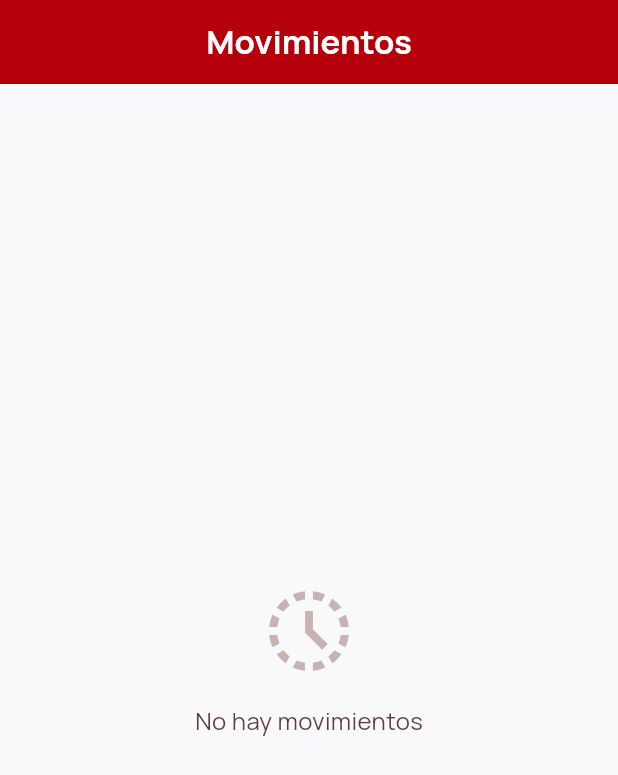
After one commit to josebacilio2004/app_movil_banco, a Flutter app: the MovimientosScreen screen opened directly, on a phone screen of 412 x 824 dp. The commit adds this screen. Shown: the top 775 px of the screen. Run offline on Flutter 3.47's test engine with Material 3 defaults, Android fonts, the phone set to English and light mode, and no system bars; our stand-ins replace cloud_firestore, firebase_auth, firebase_core, google_fonts, share_plus, shared_preferences; accounts and stored records are empty.

Commit message:
SosaPorrasJhoan: Se implemento la lista de movimientos con colores rojo/verde y filtros

```diff
--- a/lib/screens/dashboard_screen.dart
+++ b/lib/screens/dashboard_screen.dart
@@ -16,6 +16,7 @@ import 'ahorro_screen.dart';
 import '../widgets/tarjeta_cuenta_custom.dart';
 import 'transferencia_screen.dart';
 import 'recarga_screen.dart';
+import 'movimientos_screen.dart';
 
 class DashboardScreen extends StatefulWidget {
   const DashboardScreen({super.key});
@@ -624,6 +625,10 @@ Widget _buildMainAccount(FirestoreService firestore, UserModel user) {
 
             _buildOpItem("Ahorro", Icons.savings_outlined,
               () => Navigator.push(context, MaterialPageRoute(builder: (_) => const AhorroScreen()))),
+
+            _buildOpItem("Movimientos", Icons.history_rounded,
+              () => Navigator.push(context, MaterialPageRoute(builder: (_) => const MovimientosScreen()))),
+
           ],
         ),
       ),
--- /dev/null
+++ b/lib/screens/movimientos_screen.dart
@@ -0,0 +1,342 @@
+import 'package:flutter/material.dart';
+import 'package:provider/provider.dart';
+import 'package:intl/intl.dart';
+import '../services/auth_service.dart';
+import '../services/firestore_service.dart';
+import '../models/transaccion.dart';
+import '../utils/constants.dart';
+
+class MovimientosScreen extends StatefulWidget {
+  const MovimientosScreen({super.key});
+
+  @override
+  State<MovimientosScreen> createState() => _MovimientosScreenState();
+}
+
+class _MovimientosScreenState extends State<MovimientosScreen> {
+  String _filtroActual = 'todos'; // 'todos', 'debito', 'credito'
+
+  @override
+  Widget build(BuildContext context) {
+    final auth = context.watch<AuthService>();
+    final firestore = context.read<FirestoreService>();
+    final currentUser = auth.user;
+
+    if (currentUser == null) {
+      return const Scaffold(body: Center(child: CircularProgressIndicator()));
+    }
+
+    return Scaffold(
+      backgroundColor: AppColors.background,
+      appBar: AppBar(
+        title: const Text(
+          'Movimientos',
+          style: TextStyle(fontWeight: FontWeight.bold),
+        ),
+        backgroundColor: AppColors.primaryRed,
+        foregroundColor: Colors.white,
+        elevation: 0,
+        centerTitle: true,
+      ),
+      body: StreamBuilder<List<TransaccionModel>>(
+        stream: firestore.getTransacciones(currentUser.uid),
+        builder: (context, snapshot) {
+          if (snapshot.connectionState == ConnectionState.waiting) {
+            return const Center(child: CircularProgressIndicator());
+          }
+
+          if (!snapshot.hasData || snapshot.data!.isEmpty) {
+            return Center(
+              child: Column(
+                mainAxisAlignment: MainAxisAlignment.center,
+                children: [
+                  Icon(
+                    Icons.history_toggle_off,
+                    size: 64,
+                    color: AppColors.outline.withOpacity(0.5),
+                  ),
+                  const SizedBox(height: 16),
+                  Text(
+                    'No hay movimientos',
+                    style: TextStyle(
+                      color: AppColors.textGray,
+                      fontSize: 16,
+                    ),
+                  ),
+                ],
+              ),
+            );
+          }
+
+          final transacciones = snapshot.data!;
+
+          // Calcular contadores (sin setState)
+          final totalDebitos = transacciones.where((t) => t.tipo == 'debito').length;
+          final totalCreditos = transacciones.where((t) => t.tipo == 'credito').length;
+
+          // Filtrar según selección
+          List<TransaccionModel> movimientosFiltrados = [];
+          if (_filtroActual == 'debito') {
+            movimientosFiltrados = transacciones.where((t) => t.tipo == 'debito').toList();
+          } else if (_filtroActual == 'credito') {
+            movimientosFiltrados = transacciones.where((t) => t.tipo == 'credito').toList();
+          } else {
+            movimientosFiltrados = transacciones;
+          }
+
+          return Column(
+            children: [
+              // Contador de débitos y créditos
+              Container(
+                margin: const EdgeInsets.all(16),
+                padding: const EdgeInsets.symmetric(horizontal: 16, vertical: 12),
+                decoration: BoxDecoration(
+                  color: Colors.white,
+                  borderRadius: BorderRadius.circular(12),
+                  boxShadow: [
+                    BoxShadow(
+                      color: Colors.black.withOpacity(0.05),
+                      blurRadius: 8,
+                      offset: const Offset(0, 2),
+                    ),
+                  ],
+                ),
+                child: Row(
+                  mainAxisAlignment: MainAxisAlignment.spaceAround,
+                  children: [
+                    _buildContadorItem(
+                      label: 'Débitos',
+                      cantidad: totalDebitos,
+                      color: AppColors.primaryRed,
+                      icon: Icons.arrow_downward,
+                    ),
+                    Container(
+                      width: 1,
+                      height: 30,
+                      color: AppColors.outline.withOpacity(0.3),
+                    ),
+                    _buildContadorItem(
+                      label: 'Créditos',
+                      cantidad: totalCreditos,
+                      color: AppColors.successGreen,
+                      icon: Icons.arrow_upward,
+                    ),
+                  ],
+                ),
+              ),
+
+              // Filtros
+              Container(
+                padding: const EdgeInsets.symmetric(horizontal: 16),
+                child: Row(
+                  children: [
+                    _buildFiltroChip('Todos', 'todos'),
+                    const SizedBox(width: 12),
+                    _buildFiltroChip('Débitos', 'debito'),
+                    const SizedBox(width: 12),
+                    _buildFiltroChip('Créditos', 'credito'),
+                  ],
+                ),
+              ),
+
+              const SizedBox(height: 16),
+
+              // Lista de movimientos
+              Expanded(
+                child: movimientosFiltrados.isEmpty
+                    ? Center(
+                        child: Column(
+                          mainAxisAlignment: MainAxisAlignment.center,
+                          children: [
+                            Icon(
+                              Icons.history_toggle_off,
+                              size: 64,
+                              color: AppColors.outline.withOpacity(0.5),
+                            ),
+                            const SizedBox(height: 16),
+                            Text(
+                              'No hay movimientos de este tipo',
+                              style: TextStyle(
+                                color: AppColors.textGray,
+                                fontSize: 16,
+                              ),
+                            ),
+                          ],
+                        ),
+                      )
+                    : ListView.builder(
+                        padding: const EdgeInsets.symmetric(horizontal: 16),
+                        itemCount: movimientosFiltrados.length,
+                        itemBuilder: (context, index) {
+                          final movimiento = movimientosFiltrados[index];
+                          return Column(
+                            children: [
+                              _buildItemMovimiento(movimiento),
+                              if (index < movimientosFiltrados.length - 1)
+                                Divider(
+                                  color: AppColors.outline.withOpacity(0.2),
+                                  height: 1,
+                                ),
+                            ],
+                          );
+                        },
+                      ),
+              ),
+            ],
+          );
+        },
+      ),
+    );
+  }
+
+  Widget _buildContadorItem({
+    required String label,
+    required int cantidad,
+    required Color color,
+    required IconData icon,
+  }) {
+    return Row(
+      children: [
+        Container(
+          padding: const EdgeInsets.all(8),
+          decoration: BoxDecoration(
+            color: color.withOpacity(0.1),
+            shape: BoxShape.circle,
+          ),
+          child: Icon(icon, color: color, size: 20),
+        ),
+        const SizedBox(width: 8),
+        Column(
+          crossAxisAlignment: CrossAxisAlignment.start,
+          children: [
+            Text(
+              label,
+              style: const TextStyle(
+                fontSize: 12,
+                color: AppColors.textGray,
+              ),
+            ),
+            Text(
+              cantidad.toString(),
+              style: TextStyle(
+                fontSize: 18,
+                fontWeight: FontWeight.bold,
+                color: color,
+              ),
+            ),
+          ],
+        ),
+      ],
+    );
+  }
+
+  Widget _buildFiltroChip(String label, String filtro) {
+    final isSelected = _filtroActual == filtro;
+    return Expanded(
+      child: GestureDetector(
+        onTap: () {
+          setState(() {
+            _filtroActual = filtro;
+          });
+        },
+        child: Container(
+          padding: const EdgeInsets.symmetric(vertical: 10),
+          decoration: BoxDecoration(
+            color: isSelected ? AppColors.primaryRed : AppColors.containerLow,
+            borderRadius: BorderRadius.circular(30),
+          ),
+          alignment: Alignment.center,
+          child: Text(
+            label,
+            style: TextStyle(
+              color: isSelected ? Colors.white : AppColors.secondaryBlue,
+              fontWeight: isSelected ? FontWeight.bold : FontWeight.normal,
+            ),
+          ),
+        ),
+      ),
+    );
+  }
+
+  Widget _buildItemMovimiento(TransaccionModel transaccion) {
+    final isDebito = transaccion.tipo == 'debito';
+    final colorMonto = isDebito ? AppColors.primaryRed : AppColors.successGreen;
+    final prefijo = isDebito ? '- S/ ' : '+ S/ ';
+    final icono = isDebito ? Icons.arrow_downward : Icons.arrow_upward;
+
+    return Padding(
+      padding: const EdgeInsets.symmetric(vertical: 12),
+      child: Row(
+        children: [
+          // Icono circular
+          Container(
+            width: 48,
+            height: 48,
+            decoration: BoxDecoration(
+              color: colorMonto.withOpacity(0.1),
+              shape: BoxShape.circle,
+            ),
+            child: Icon(
+              icono,
+              color: colorMonto,
+              size: 24,
+            ),
+          ),
+          const SizedBox(width: 16),
+
+          // Descripción y fecha
+          Expanded(
+            child: Column(
+              crossAxisAlignment: CrossAxisAlignment.start,
+              children: [
+                Text(
+                  transaccion.descripcion,
+                  style: const TextStyle(
+                    fontSize: 14,
+                    fontWeight: FontWeight.w600,
+                    color: AppColors.secondaryBlue,
+                  ),
+                  maxLines: 2,
+                  overflow: TextOverflow.ellipsis,
+                ),
+                const SizedBox(height: 4),
+                Text(
+                  _formatearFecha(transaccion.fecha),
+                  style: TextStyle(
+                    fontSize: 12,
+                    color: AppColors.textGray.withOpacity(0.7),
+                  ),
+                ),
+              ],
+            ),
+          ),
+
+          // Monto coloreado con prefijo
+          Text(
+            '$prefijo${transaccion.monto.toStringAsFixed(2)}',
+            style: TextStyle(
+              fontSize: 16,
+              fontWeight: FontWeight.bold,
+              color: colorMonto,
+            ),
+          ),
+        ],
+      ),
+    );
+  }
+
+  String _formatearFecha(DateTime fecha) {
+    final now = DateTime.now();
+    final today = DateTime(now.year, now.month, now.day);
+    final yesterday = today.subtract(const Duration(days: 1));
+    final fechaComparar = DateTime(fecha.year, fecha.month, fecha.day);
+
+    if (fechaComparar == today) {
+      return 'Hoy';
+    } else if (fechaComparar == yesterday) {
+      return 'Ayer';
+    } else {
+      return DateFormat('dd/MM/yyyy').format(fecha);
+    }
+  }
+}
```
